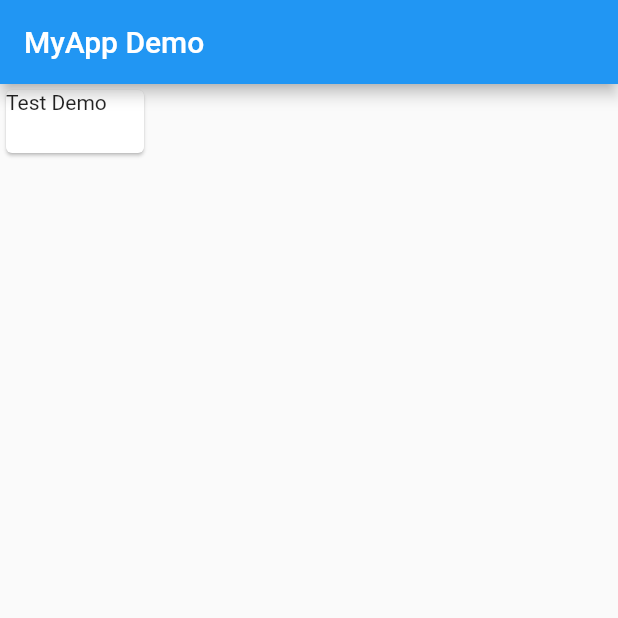
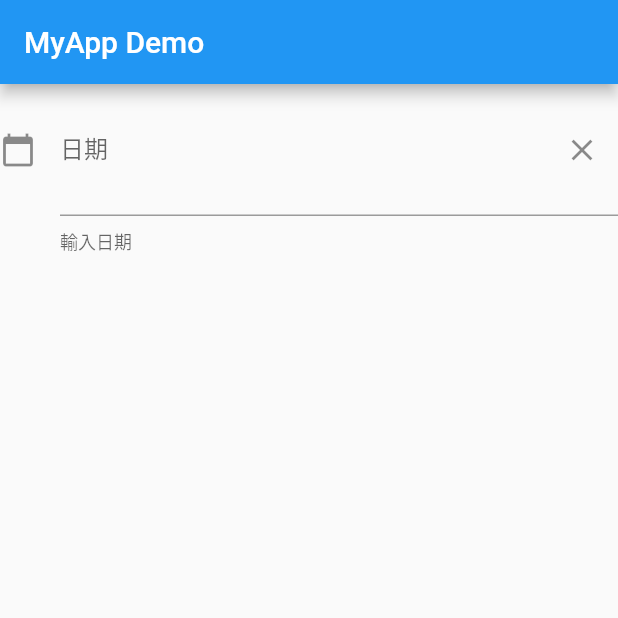
Before and after one commit to timmy61109/Interview-flutter-implement, a Flutter app: the screen it shows after launch, on a phone screen of 412 x 824 dp, the top half of it. Run offline on Flutter 3.47's test engine with Material 2 defaults, Android fonts, the phone set to English and light mode, and no system bars.

Commit message:
此提交將學會使用文字內容
修改項目:

模組:

議題

```diff
--- a/lib/main.dart
+++ b/lib/main.dart
@@ -13,16 +13,44 @@ void main() => runApp(MaterialApp(
 class HomePage extends StatelessWidget{
   @override
   Widget build(BuildContext context) {
+    TextEditingController controller = new TextEditingController();
     // debugPaintSizeEnabled = true;
     return Scaffold(
       appBar: new AppBar(
         title: Text('MyApp Demo'),
       ) ,
-      body: SizedBox(
-        width:100,
-        height: 50,
-        child: Card(
-          child: Text('Test Demo'),
+      body: TextField(
+        controller: controller,
+        onChanged: (text){
+          print('onChanged');
+          print(text);
+        },
+        onEditingComplete: (){
+          print('onEditingComplate');
+          print(controller.text);
+        },
+        // onSubmitted: (text){
+          // print('onSubmitted');
+          // print(text);
+        // },
+        decoration: new InputDecoration(
+          icon: Icon(Icons.calendar_today),
+          labelText: '日期',
+          suffix: IconButton(
+            icon: Icon(Icons.close),
+            onPressed: () {
+              controller.text = '';
+              FocusScope.of(context).requestFocus(new FocusNode());
+            }
+          ),
+          suffixIcon: Icon(Icons.close),
+          focusedBorder: UnderlineInputBorder(
+            borderSide: BorderSide(
+              color: Colors.green
+            )
+          ),
+          helperText: '輸入日期',
+          hintText: '輸入日期',
         ),
       ),
     );
```
